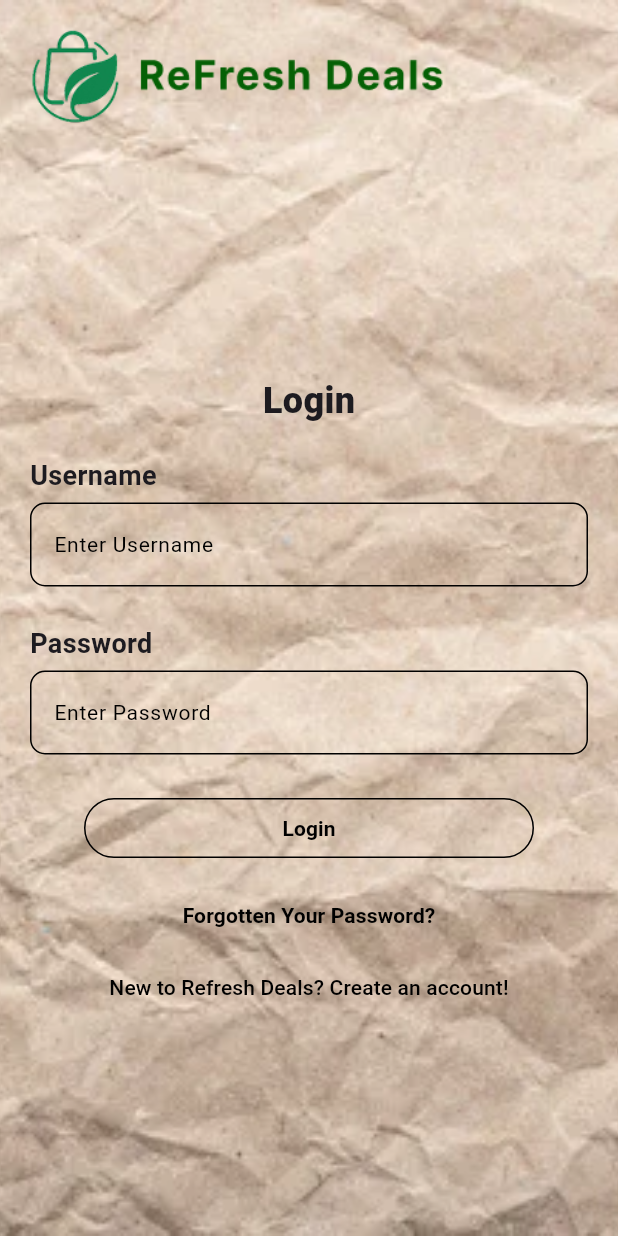
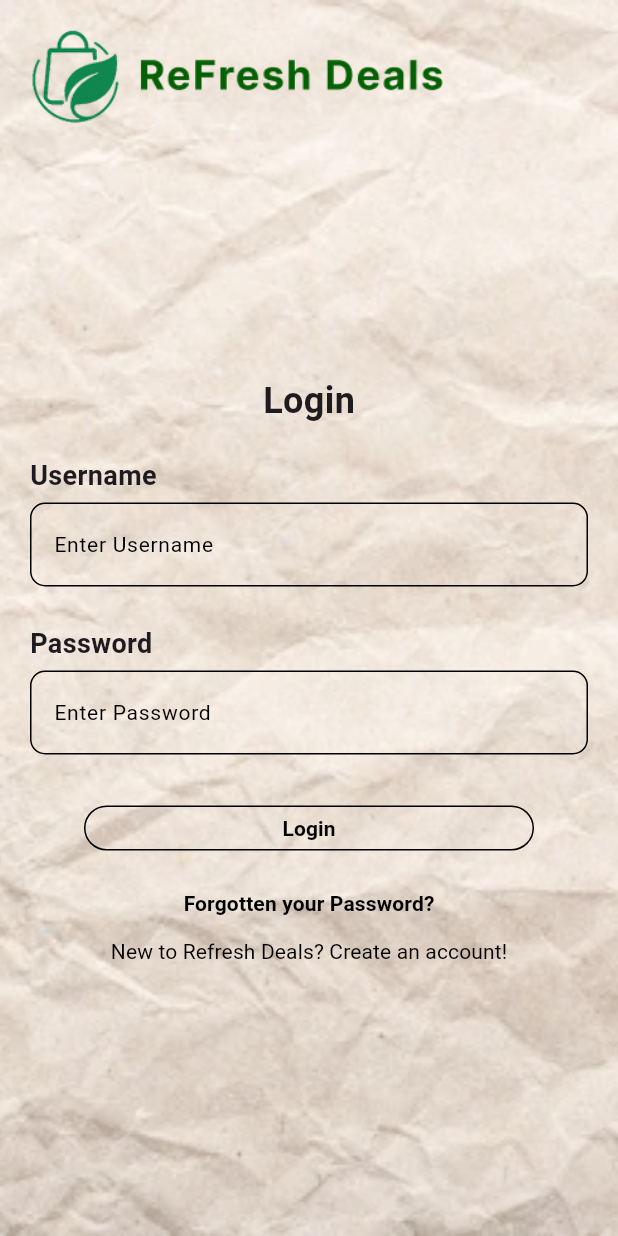
Before and after one commit to yaboywf/refresh-deals, a Flutter app: the screen it shows after launch, on a phone screen of 412 x 824 dp. Run offline on Flutter 3.47's test engine with Material 3 defaults, Android fonts, the light colour scheme and no system bars; our stand-ins replace font_awesome_flutter.

Commit message:
optimised code readability

```diff
--- a/lib/pages/login.dart
+++ b/lib/pages/login.dart
@@ -20,6 +20,10 @@ class LoginPage extends StatelessWidget {
           image: DecorationImage(
             image: AssetImage('images/authentication_bg.jpg'),
             fit: BoxFit.cover,
+            colorFilter: ColorFilter.mode(
+              Color.fromRGBO(255, 255, 255, 1.0),
+              BlendMode.softLight,
+            ),
           ),
         ),
         child: Padding(
@@ -28,81 +32,103 @@ class LoginPage extends StatelessWidget {
             crossAxisAlignment: CrossAxisAlignment.start,
             children: [
               Header(),
-              SizedBox(height: 150,),
-              Align(
-                alignment: Alignment.center,
-                child: Text("Login", style: TextStyle(
-                  fontSize: 24,
-                  fontWeight: FontWeight.w900
-                )),
+              SizedBox(height: 150),
+              Center(
+                child: Text(
+                  "Login",
+                  style: TextStyle(fontSize: 24, fontWeight: FontWeight.bold),
+                ),
               ),
-              SizedBox(height: 20,),
-              TextLabel(text: "Username",),
-              CustomTextField(controller: usernameController, hintText: 'Enter Username', obscureText: false),
-              SizedBox(height: 20,),
-              TextLabel(text: "Password",),
-              CustomTextField(controller: passwordController, hintText: 'Enter Password', obscureText: true),
-              SizedBox(height: 20,),
-              Align(
-                alignment: Alignment.center,
-                child: SizedBox(
-                  width: 300,
-                  child: TextButton(
-                    onPressed: () {
-                      Navigator.pushReplacementNamed(context, '/buyer_home');
-                    },
-                    style: ButtonStyle(
-                      backgroundColor: WidgetStateProperty.all(Colors.transparent),
-                      shape: WidgetStateProperty.all(RoundedRectangleBorder(borderRadius: BorderRadius.circular(20), side: BorderSide(color: Colors.black))),
+              SizedBox(height: 20),
+              TextLabel(text: "Username"),
+              CustomTextField(
+                controller: usernameController,
+                hintText: 'Enter Username',
+                obscureText: false,
+              ),
+              SizedBox(height: 20),
+              TextLabel(text: "Password"),
+              CustomTextField(
+                controller: passwordController,
+                hintText: 'Enter Password',
+                obscureText: true,
+              ),
+              SizedBox(height: 20),
+              Center(
+                child: OutlinedButton(
+                  onPressed:
+                      () => Navigator.pushReplacementNamed(
+                        context,
+                        '/buyer_home',
+                      ),
+                  style: OutlinedButton.styleFrom(
+                    minimumSize: Size(300, 30),
+                    backgroundColor: Colors.transparent,
+                    side: BorderSide(color: Colors.black),
+                    shape: RoundedRectangleBorder(
+                      borderRadius: BorderRadius.circular(20),
                     ),
-                    child: Text(
-                      "Login",
-                      style: TextStyle(
-                        color: Colors.black,
-                        fontWeight: FontWeight.bold
-                      ),
-                    )
+                  ),
+                  child: Text(
+                    "Login",
+                    style: TextStyle(
+                      color: Colors.black,
+                      fontWeight: FontWeight.bold,
+                    ),
                   ),
                 ),
               ),
-              SizedBox(height: 10,),
+              SizedBox(height: 10),
               Align(
                 alignment: Alignment.center,
-                child: TextButton(
-                  onPressed: () {},
-                  style: ButtonStyle(
-                    backgroundColor: WidgetStateProperty.all(Colors.transparent),
-                  ),
-                  child: Text(
-                    "Forgotten Your Password?",
-                    style: TextStyle(
-                      color: Colors.black,
-                      fontWeight: FontWeight.bold
-                    ),
-                  )
-                ),
+                child: CustomTextButton(text: "Forgotten your Password?", bold: true),
               ),
               Align(
                 alignment: Alignment.center,
-                child: TextButton(
+                child: CustomTextButton(
+                  text: "New to Refresh Deals? Create an account!",
                   onPressed: () {
                     Navigator.pushReplacementNamed(context, '/register');
                   },
-                  style: ButtonStyle(
-                    backgroundColor: WidgetStateProperty.all(Colors.transparent),
-                  ),
-                  child: Text(
-                    "New to Refresh Deals? Create an account!",
-                    style: TextStyle(
-                      color: Colors.black,
-                    ),
-                  )
                 ),
               ),
-            ]
+            ],
           ),
         ),
       ),
     );
   }
 }
+
+class CustomTextButton extends StatelessWidget {
+  final String text;
+  final VoidCallback? onPressed;
+  final bool bold;
+  const CustomTextButton({
+    super.key,
+    required this.text,
+    this.onPressed,
+    this.bold = false,
+  });
+
+  @override
+  Widget build(BuildContext context) {
+    return TextButton(
+      onPressed: onPressed ?? () {},
+      style: TextButton.styleFrom(
+        backgroundColor: Colors.transparent,
+        visualDensity: VisualDensity(
+          horizontal: VisualDensity.minimumDensity,
+          vertical: VisualDensity.minimumDensity,
+        ),
+      ),
+      child: Text(
+        text,
+        style: TextStyle(
+          color: Colors.black,
+          fontWeight: bold ? FontWeight.bold : FontWeight.normal,
+        ),
+      ),
+    );
+  }
+}
```
Also changed, not shown: lib/pages/buyer_product.dart (+4 -4 lines), lib/pages/profile.dart (+42 -52 lines), lib/widgets/navigation_bar.dart (+40 -29 lines).
